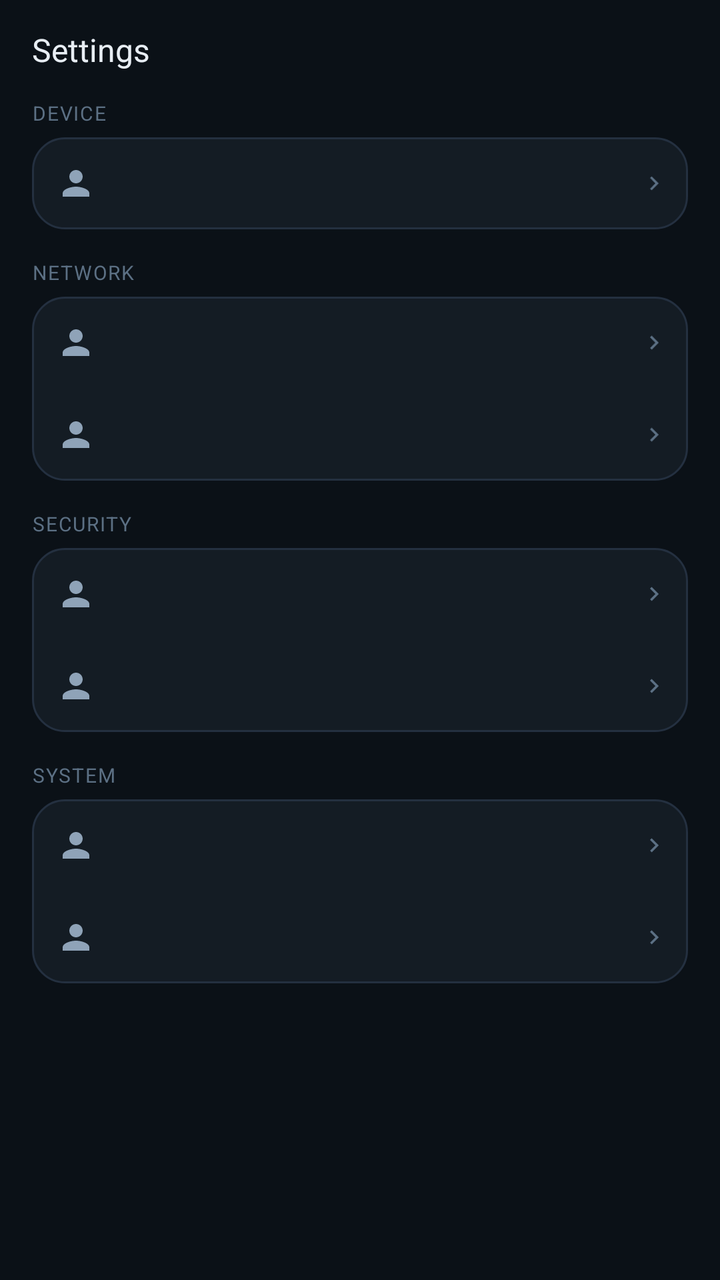
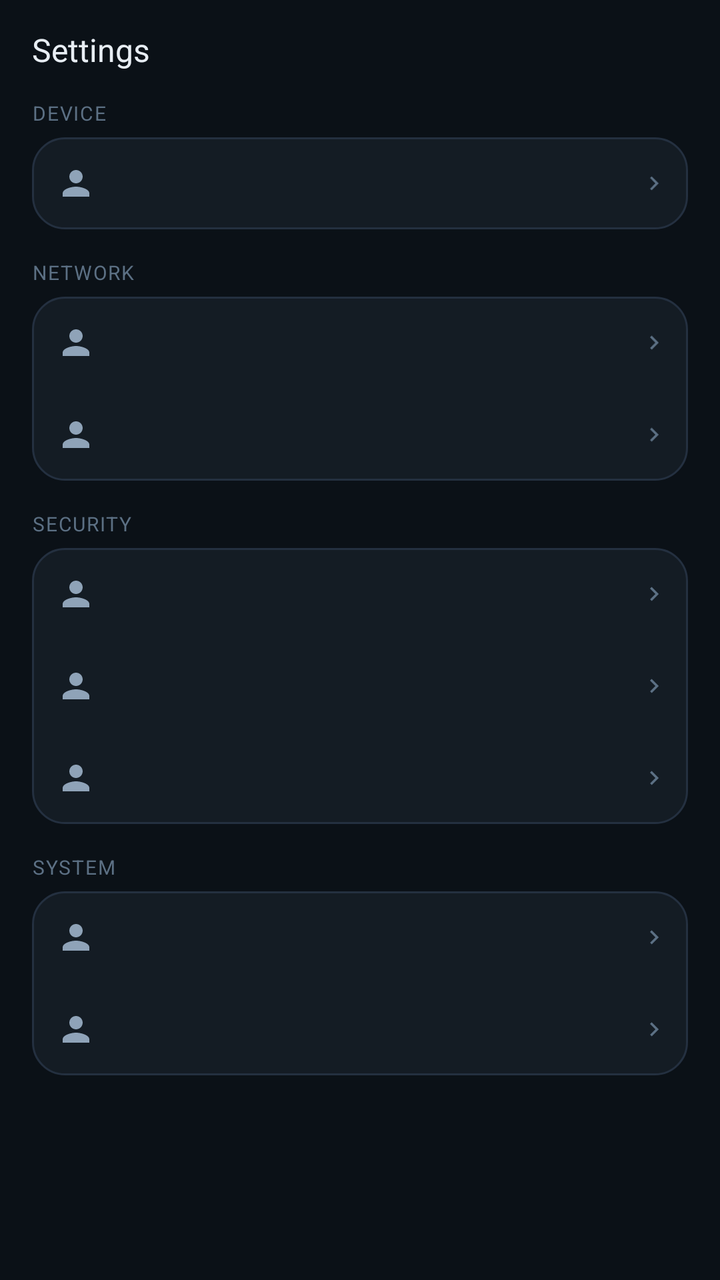

The first picture is an Android layout as it rendered before a commit; the second is the same layout after the commit. The layout source and the unified diff follow.
<!-- AndroidManifest.xml: application theme Theme.Talkback -->
<!-- res/layout/fragment_settings_home.xml -->
<?xml version="1.0" encoding="utf-8"?>
<ScrollView xmlns:android="http://schemas.android.com/apk/res/android"
    android:layout_width="match_parent"
    android:layout_height="match_parent"
    android:background="@color/tb_bg"
    android:fillViewport="true">

    <LinearLayout
        android:layout_width="match_parent"
        android:layout_height="wrap_content"
        android:orientation="vertical"
        android:paddingHorizontal="16dp"
        android:paddingTop="16dp"
        android:paddingBottom="24dp">

        <TextView
            android:layout_width="wrap_content"
            android:layout_height="wrap_content"
            android:fontFamily="sans-serif"
            android:includeFontPadding="false"
            android:paddingBottom="16dp"
            android:text="@string/settings_title"
            android:textColor="@color/tb_text_primary"
            android:textSize="@dimen/settings_page_title_text_size" />

        <TextView
            style="@style/SettingsSectionLabel"
            android:text="@string/settings_section_device" />

        <LinearLayout
            android:layout_width="match_parent"
            android:layout_height="wrap_content"
            android:background="@drawable/bg_card"
            android:orientation="vertical">

            <include
                android:id="@+id/rowIdentity"
                layout="@layout/item_settings_row" />
        </LinearLayout>

        <TextView
            style="@style/SettingsSectionLabel"
            android:layout_marginTop="16dp"
            android:text="@string/settings_section_network" />

        <LinearLayout
            android:layout_width="match_parent"
            android:layout_height="wrap_content"
            android:background="@drawable/bg_card"
            android:orientation="vertical">

            <include
                android:id="@+id/rowNetwork"
                layout="@layout/item_settings_row" />

            <include
                android:id="@+id/rowService"
                layout="@layout/item_settings_row" />
        </LinearLayout>

        <TextView
            style="@style/SettingsSectionLabel"
            android:layout_marginTop="16dp"
            android:text="@string/settings_section_security" />

        <LinearLayout
            android:layout_width="match_parent"
            android:layout_height="wrap_content"
            android:background="@drawable/bg_card"
            android:orientation="vertical">

            <include
                android:id="@+id/rowTaskProfiles"
                layout="@layout/item_settings_row" />

            <include
                android:id="@+id/rowSecurity"
                layout="@layout/item_settings_row" />
        </LinearLayout>

        <TextView
            style="@style/SettingsSectionLabel"
            android:layout_marginTop="16dp"
            android:text="@string/settings_section_system" />

        <LinearLayout
            android:layout_width="match_parent"
            android:layout_height="wrap_content"
            android:background="@drawable/bg_card"
            android:orientation="vertical">

            <include
                android:id="@+id/rowGeneral"
                layout="@layout/item_settings_row" />

            <include
                android:id="@+id/rowAbout"
                layout="@layout/item_settings_row" />
        </LinearLayout>

        <TextView
            android:id="@+id/txtSettingsSummary"
            android:layout_width="match_parent"
            android:layout_height="wrap_content"
            android:paddingTop="16dp"
            android:textColor="@color/tb_text_muted"
            android:textSize="@dimen/settings_footer_text_size" />
    </LinearLayout>
</ScrollView>
<!-- res/layout/item_settings_row.xml (included above) -->
<?xml version="1.0" encoding="utf-8"?>
<LinearLayout xmlns:android="http://schemas.android.com/apk/res/android"
    android:layout_width="match_parent"
    android:layout_height="wrap_content"
    android:orientation="vertical">

    <LinearLayout
        android:id="@+id/settingsRowContent"
        android:layout_width="match_parent"
        android:layout_height="wrap_content"
        android:background="?attr/selectableItemBackground"
        android:gravity="center_vertical"
        android:minHeight="@dimen/settings_row_min_height"
        android:orientation="horizontal"
        android:paddingEnd="10dp">

        <ImageView
            android:id="@+id/imgNavIcon"
            android:layout_width="@dimen/settings_row_icon_size"
            android:layout_height="@dimen/settings_row_icon_size"
            android:layout_marginStart="12dp"
            android:contentDescription="@null"
            android:src="@drawable/ic_status_person" />

        <TextView
            android:id="@+id/txtNavTitle"
            style="@style/SettingsRowTitle"
            android:layout_width="wrap_content"
            android:layout_height="wrap_content"
            android:layout_marginStart="10dp" />

        <TextView
            android:id="@+id/txtNavValue"
            style="@style/SettingsRowValue"
            android:layout_width="0dp"
            android:layout_height="wrap_content"
            android:layout_marginStart="6dp"
            android:layout_weight="1"
            android:ellipsize="end"
            android:gravity="end"
            android:maxLines="1" />

        <ImageView
            android:id="@+id/imgNavChevron"
            android:layout_width="14dp"
            android:layout_height="14dp"
            android:layout_marginStart="2dp"
            android:contentDescription="@null"
            android:src="@drawable/ic_chevron_right" />
    </LinearLayout>

    <View
        android:id="@+id/dividerNav"
        android:layout_width="match_parent"
        android:layout_height="1dp"
        android:layout_marginStart="42dp"
        android:background="@color/tb_divider"
        android:visibility="gone" />
</LinearLayout>
<!-- resources referenced by this layout -->
<resources>
  <color name="tb_bg">#0B1117</color>
  <color name="tb_divider">#243040</color>
  <color name="tb_text_muted">#5C7084</color>
  <color name="tb_text_primary">#E8EEF4</color>
  <dimen name="settings_footer_text_size">9sp</dimen>
  <dimen name="settings_page_title_text_size">16sp</dimen>
  <dimen name="settings_row_icon_size">20dp</dimen>
  <dimen name="settings_row_min_height">46dp</dimen>
  <!-- drawable bg_card (drawable) -->
  <?xml version="1.0" encoding="utf-8"?>
  <shape xmlns:android="http://schemas.android.com/apk/res/android"
      android:shape="rectangle">
      <solid android:color="@color/tb_surface" />
      <corners android:radius="16dp" />
      <stroke
          android:width="1dp"
          android:color="@color/tb_divider" />
  </shape>
  <!-- drawable ic_chevron_right (drawable) -->
  <?xml version="1.0" encoding="utf-8"?>
  <vector xmlns:android="http://schemas.android.com/apk/res/android"
      android:width="16dp"
      android:height="16dp"
      android:viewportWidth  ="24"
      android:viewportHeight="24">
      <path
          android:fillColor="@color/tb_text_muted"
          android:pathData="M10,6L8.59,7.41 13.17,12l-4.58,4.59L10,18l6,-6z" />
  </vector>
  <!-- drawable ic_status_person (drawable) -->
  <?xml version="1.0" encoding="utf-8"?>
  <vector xmlns:android="http://schemas.android.com/apk/res/android"
      android:width="18dp"
      android:height="18dp"
      android:viewportWidth="24"
      android:viewportHeight="24">
      <path
          android:fillColor="@color/tb_text_secondary"
          android:pathData="M12,12c2.21,0 4,-1.79 4,-4s-1.79,-4 -4,-4 -4,1.79 -4,4 1.79,4 4,4zM12,14c-2.67,0 -8,1.34 -8,4v2h16v-2c0,-2.66 -5.33,-4 -8,-4z" />
  </vector>
  <string name="settings_section_device">DEVICE</string>
  <string name="settings_section_network">NETWORK</string>
  <string name="settings_section_security">SECURITY</string>
  <string name="settings_section_system">SYSTEM</string>
  <string name="settings_title">Settings</string>
  <style name="SettingsRowTitle">
          <item name="android:fontFamily">sans-serif</item>
          <item name="android:includeFontPadding">false</item>
          <item name="android:textColor">@color/tb_text_primary</item>
          <item name="android:textSize">@dimen/settings_row_title_text_size</item>
          <item name="android:textStyle">normal</item>
      </style>
  <style name="SettingsRowValue">
          <item name="android:fontFamily">sans-serif</item>
          <item name="android:includeFontPadding">false</item>
          <item name="android:textColor">@color/tb_text_muted</item>
          <item name="android:textSize">@dimen/settings_row_value_text_size</item>
          <item name="android:textStyle">normal</item>
      </style>
  <color name="tb_surface">#141C24</color>
  <color name="tb_text_secondary">#8FA3B8</color>
  <dimen name="settings_row_title_text_size">12sp</dimen>
  <dimen name="settings_row_value_text_size">10sp</dimen>
  <dimen name="settings_section_label_text_size">10sp</dimen>
  <color name="tb_primary">#3AF6D4</color>
  <style name="SettingsSwitch" parent="Widget.AppCompat.CompoundButton.Switch">
          <item name="android:showText">false</item>
          <item name="android:textColor">@color/tb_text_primary</item>
      </style>
  <style name="TalkbackButton" parent="Widget.MaterialComponents.Button">
          <item name="android:textAllCaps">false</item>
          <item name="cornerRadius">12dp</item>
      </style>
  <!-- unchanged entries left out for length: 2 -->
</resources>

<!-- the commit's change to res/layout/fragment_settings_home.xml (unified diff, before → after) -->
@@ -71,6 +71,10 @@
 
             <include
                 android:id="@+id/rowTaskProfiles"
+                layout="@layout/item_settings_row" />
+
+            <include
+                android:id="@+id/rowEnrollment"
                 layout="@layout/item_settings_row" />
 
             <include
